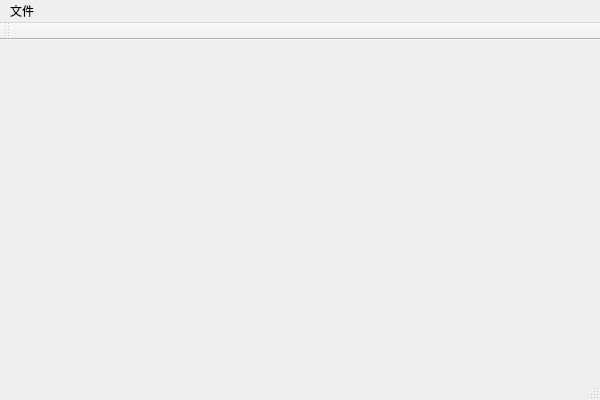
This is YCZSoftware_VS/src/service/MainWindow3D.ui in Spiderguy-07/YCZSoftware_VS as Qt 5 draws it before an edit. The edited form follows.
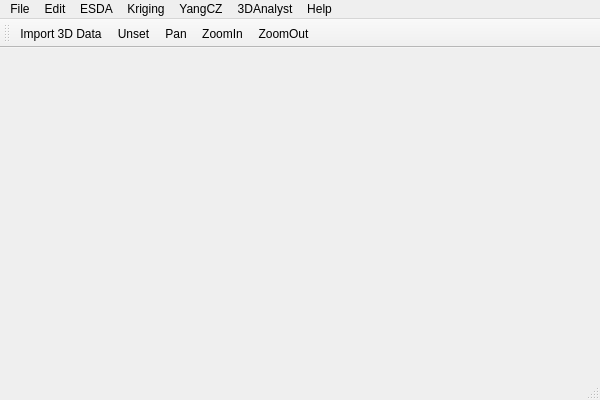
This is the edited form. Icons and pictures are not drawn.

Patch:
```diff
--- a/YCZSoftware_VS/src/service/MainWindow3D.ui
+++ b/YCZSoftware_VS/src/service/MainWindow3D.ui
@@ -20,29 +20,124 @@
      <x>0</x>
      <y>0</y>
      <width>600</width>
-     <height>23</height>
+     <height>26</height>
     </rect>
    </property>
    <widget class="QMenu" name="menuFile3D">
     <property name="title">
-     <string>文件</string>
+     <string>File</string>
     </property>
     <addaction name="actionImport3D"/>
    </widget>
+   <widget class="QMenu" name="menuEdit">
+    <property name="title">
+     <string>Edit</string>
+    </property>
+   </widget>
+   <widget class="QMenu" name="menuESDA">
+    <property name="title">
+     <string>ESDA</string>
+    </property>
+   </widget>
+   <widget class="QMenu" name="menuKriging">
+    <property name="title">
+     <string>Kriging</string>
+    </property>
+   </widget>
+   <widget class="QMenu" name="menuYangCZ">
+    <property name="title">
+     <string>YangCZ</string>
+    </property>
+   </widget>
+   <widget class="QMenu" name="menu3DAnalyst">
+    <property name="title">
+     <string>3DAnalyst</string>
+    </property>
+   </widget>
+   <widget class="QMenu" name="menuHelp">
+    <property name="title">
+     <string>Help</string>
+    </property>
+   </widget>
    <addaction name="menuFile3D"/>
+   <addaction name="menuEdit"/>
+   <addaction name="menuESDA"/>
+   <addaction name="menuKriging"/>
+   <addaction name="menuYangCZ"/>
+   <addaction name="menu3DAnalyst"/>
+   <addaction name="menuHelp"/>
   </widget>
   <widget class="QToolBar" name="mainToolBar">
+   <property name="iconSize">
+    <size>
+     <width>25</width>
+     <height>25</height>
+    </size>
+   </property>
    <attribute name="toolBarArea">
     <enum>TopToolBarArea</enum>
    </attribute>
    <attribute name="toolBarBreak">
     <bool>false</bool>
    </attribute>
+   <addaction name="actionImport3D"/>
+   <addaction name="actionUnset"/>
+   <addaction name="actionPan"/>
+   <addaction name="actionZoomIn"/>
+   <addaction name="actionZoomOut"/>
   </widget>
   <widget class="QStatusBar" name="statusBar"/>
   <action name="actionImport3D">
    <property name="text">
-    <string>导入3D数据</string>
+    <string>Import 3D Data</string>
+   </property>
+  </action>
+  <action name="actionUnset">
+   <property name="icon">
+    <iconset>
+     <normaloff>D:/GIS_todo/Dev20图标 (1)/Dev20/SelectTool_32x32.png</normaloff>D:/GIS_todo/Dev20图标 (1)/Dev20/SelectTool_32x32.png</iconset>
+   </property>
+   <property name="text">
+    <string>Unset</string>
+   </property>
+   <property name="toolTip">
+    <string>Unset</string>
+   </property>
+  </action>
+  <action name="actionPan">
+   <property name="icon">
+    <iconset>
+     <normaloff>D:/GIS_todo/ArcGIS图标/ArcGIS/PanTool32.png</normaloff>D:/GIS_todo/ArcGIS图标/ArcGIS/PanTool32.png</iconset>
+   </property>
+   <property name="text">
+    <string>Pan</string>
+   </property>
+   <property name="toolTip">
+    <string>Pan</string>
+   </property>
+  </action>
+  <action name="actionZoomIn">
+   <property name="icon">
+    <iconset>
+     <normaloff>D:/GIS_todo/ArcGIS图标/ArcGIS/ZoomInTool32.png</normaloff>D:/GIS_todo/ArcGIS图标/ArcGIS/ZoomInTool32.png</iconset>
+   </property>
+   <property name="text">
+    <string>ZoomIn</string>
+   </property>
+   <property name="toolTip">
+    <string>ZoomIn</string>
+   </property>
+  </action>
+  <action name="actionZoomOut">
+   <property name="icon">
+    <iconset>
+     <normaloff>D:/GIS_todo/ArcGIS图标/ArcGIS/ZoomOutTool32.png</normaloff>D:/GIS_todo/ArcGIS图标/ArcGIS/ZoomOutTool32.png</iconset>
+   </property>
+   <property name="text">
+    <string>ZoomOut</string>
+   </property>
+   <property name="toolTip">
+    <string>ZoomOut</string>
    </property>
   </action>
  </widget>
```
Left out of the diff: 4 changed lines with no effect on the pictures.
